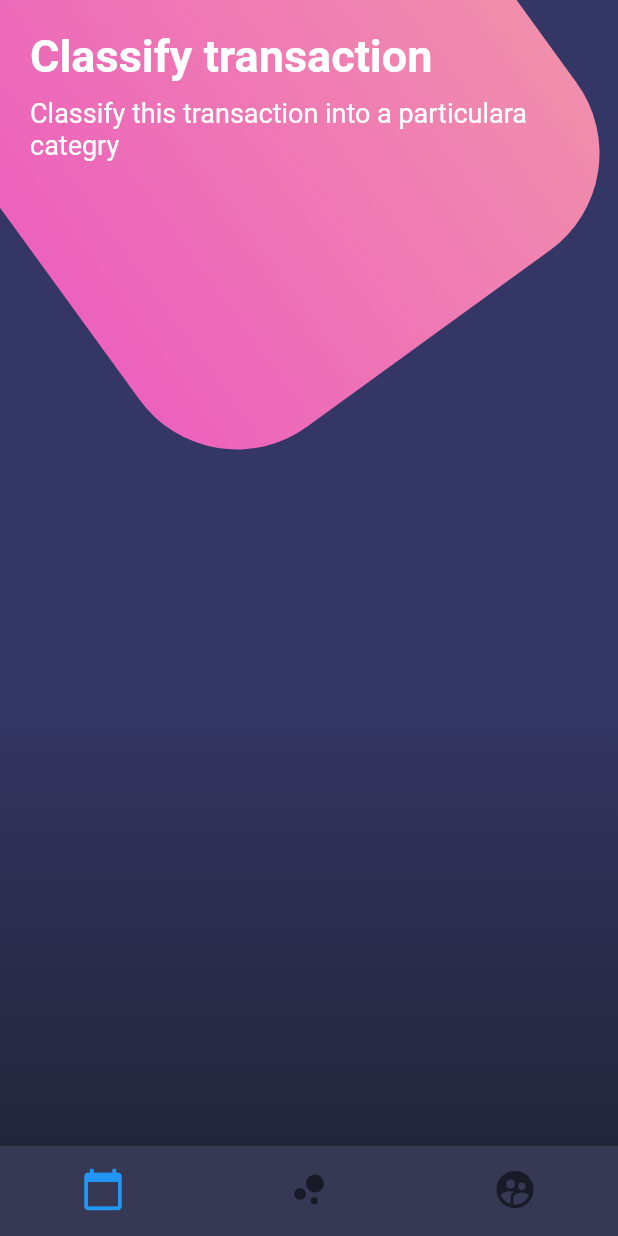
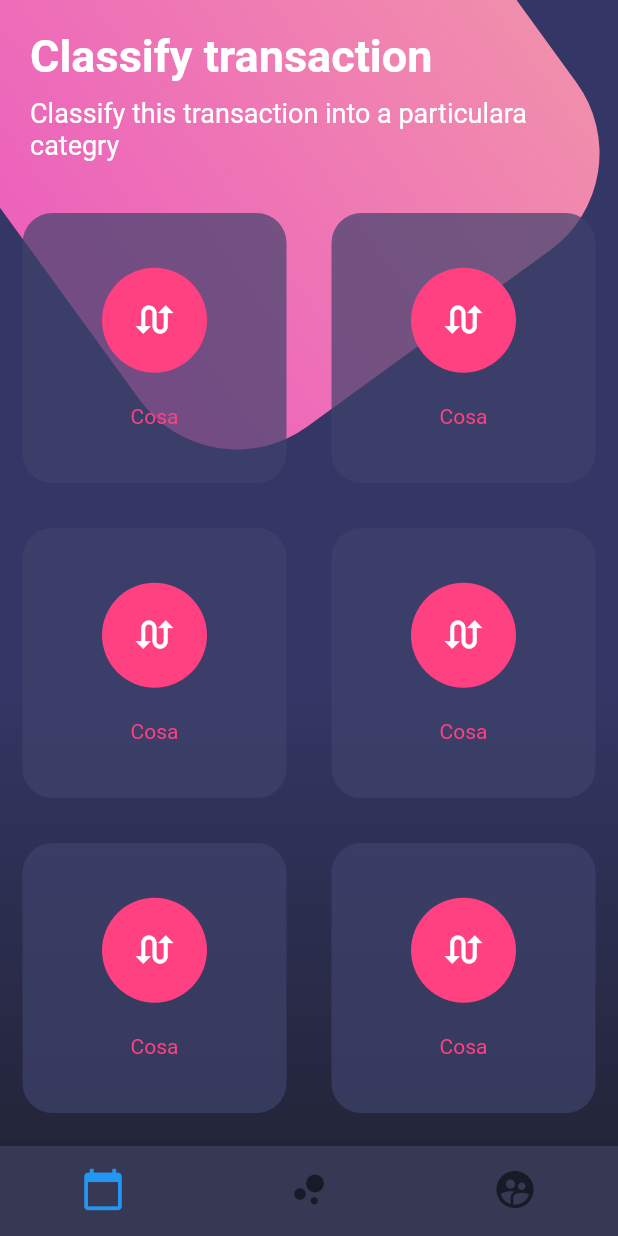
Before and after one commit to vinsfran/disenos, a Flutter app: the screen it shows after launch, on a phone screen of 412 x 824 dp. Run offline on Flutter 3.47's test engine with Material 2 defaults, Android fonts, the phone set to English and light mode, and no system bars.

Commit message:
140. Diseño compuesto - Table y TableRow

```diff
--- a/lib/src/pages/botones_page.dart
+++ b/lib/src/pages/botones_page.dart
@@ -13,6 +13,7 @@ class BotonesPage extends StatelessWidget {
             child: Column(
               children: <Widget>[
                 _titulos(),
+                _botonesRedondeados(),
               ],
             ),
           ),
@@ -123,4 +124,70 @@ class BotonesPage extends StatelessWidget {
       ),
     );
   }
+
+  Widget _botonesRedondeados() {
+    return Table(
+      children: [
+        TableRow(
+          children: [
+            _crearBotonRedondeado(),
+            _crearBotonRedondeado(),
+          ],
+        ),
+        TableRow(
+          children: [
+            _crearBotonRedondeado(),
+            _crearBotonRedondeado(),
+          ],
+        ),
+        TableRow(
+          children: [
+            _crearBotonRedondeado(),
+            _crearBotonRedondeado(),
+          ],
+        ),
+        TableRow(
+          children: [
+            _crearBotonRedondeado(),
+            _crearBotonRedondeado(),
+          ],
+        ),
+      ],
+    );
+  }
+
+  Widget _crearBotonRedondeado() {
+    return Container(
+      height: 180.0,
+      margin: EdgeInsets.all(15.0),
+      decoration: BoxDecoration(
+        color: Color.fromRGBO(62, 66, 107, 0.7),
+        borderRadius: BorderRadius.circular(20.0),
+      ),
+      child: Column(
+        mainAxisAlignment: MainAxisAlignment.spaceAround,
+        children: <Widget>[
+          SizedBox(
+            height: 5.0,
+          ),
+          CircleAvatar(
+            backgroundColor: Colors.pinkAccent,
+            radius: 35.0,
+            child: Icon(
+              Icons.swap_calls,
+              color: Colors.white,
+              size: 30.0,
+            ),
+          ),
+          Text(
+            'Cosa',
+            style: TextStyle(color: Colors.pinkAccent),
+          ),
+          SizedBox(
+            height: 5.0,
+          ),
+        ],
+      ),
+    );
+  }
 }
```
